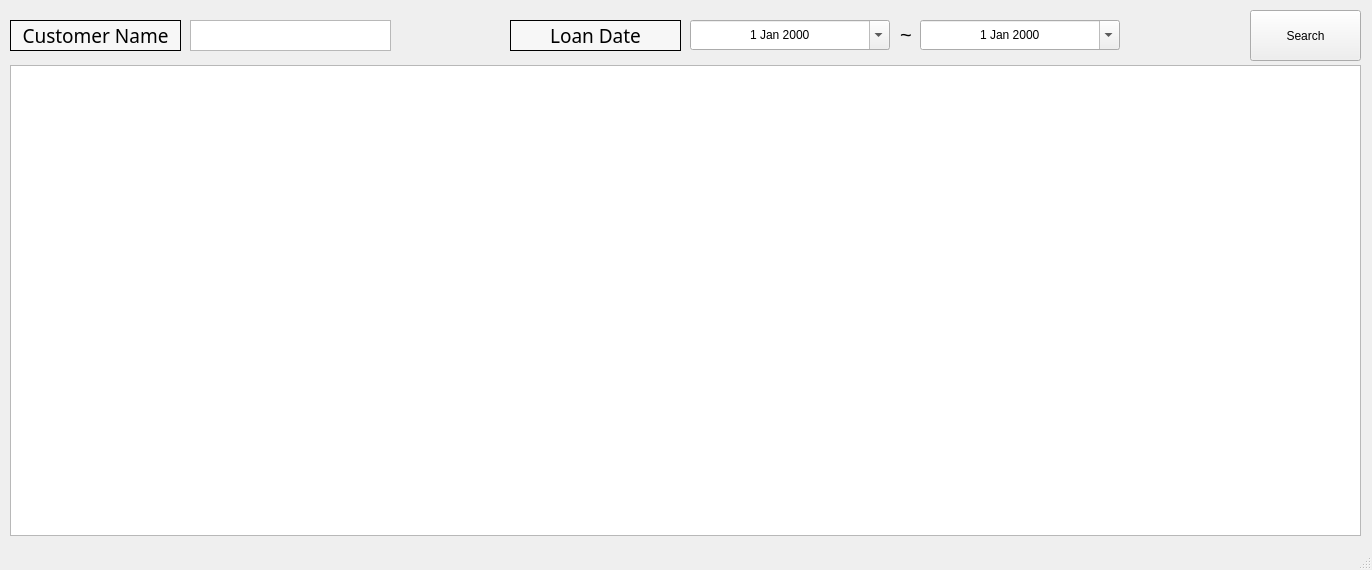
Before: the Qt Designer form app/src/pages/search/loan.ui in DY-Microfinance-Customer-Management/dymf-algorithm, drawn with Qt 5.
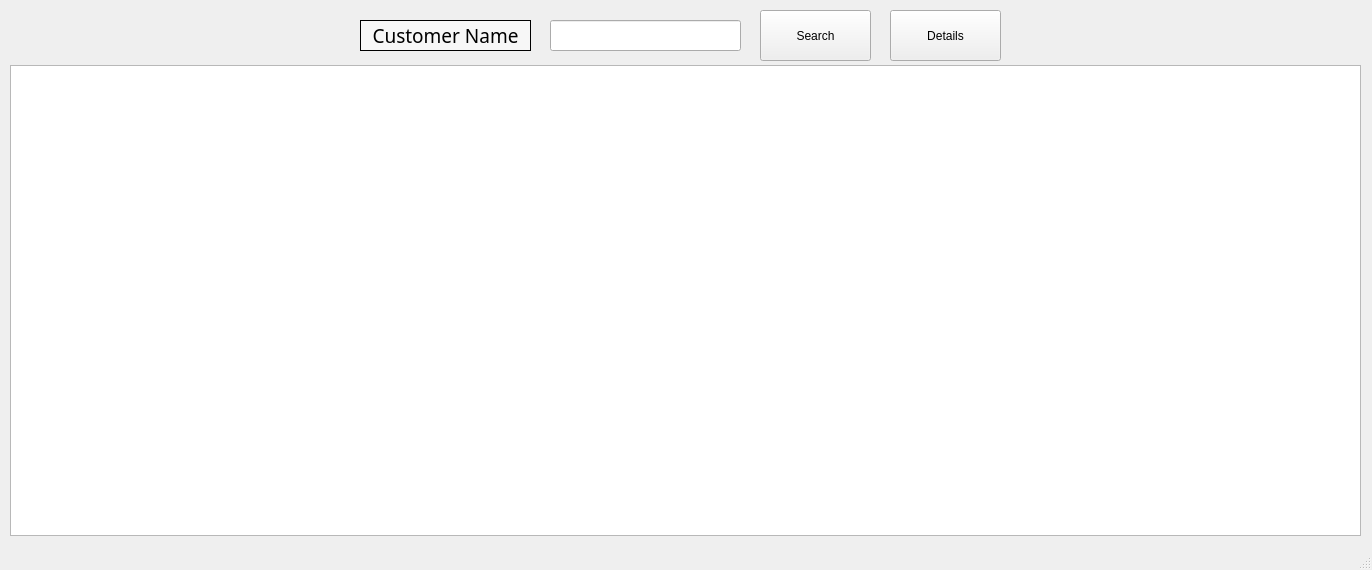
After: the same form once the commit is applied.

What changed in the file:
```diff
--- a/app/src/pages/search/loan.ui
+++ b/app/src/pages/search/loan.ui
@@ -17,7 +17,7 @@
    <widget class="QPushButton" name="SearchButton">
     <property name="geometry">
      <rect>
-      <x>1250</x>
+      <x>760</x>
       <y>10</y>
       <width>111</width>
       <height>51</height>
@@ -27,16 +27,6 @@
      <string>Search</string>
     </property>
    </widget>
-   <widget class="QTextEdit" name="CustomerName">
-    <property name="geometry">
-     <rect>
-      <x>190</x>
-      <y>20</y>
-      <width>201</width>
-      <height>31</height>
-     </rect>
-    </property>
-   </widget>
    <widget class="QTableView" name="loanTable">
     <property name="geometry">
      <rect>
@@ -47,146 +37,10 @@
      </rect>
     </property>
    </widget>
-   <widget class="QDateEdit" name="LastDate">
-    <property name="geometry">
-     <rect>
-      <x>920</x>
-      <y>20</y>
-      <width>200</width>
-      <height>30</height>
-     </rect>
-    </property>
-    <property name="minimumSize">
-     <size>
-      <width>200</width>
-      <height>0</height>
-     </size>
-    </property>
-    <property name="maximumSize">
-     <size>
-      <width>200</width>
-      <height>16777215</height>
-     </size>
-    </property>
-    <property name="mouseTracking">
-     <bool>false</bool>
-    </property>
-    <property name="focusPolicy">
-     <enum>Qt::TabFocus</enum>
-    </property>
-    <property name="autoFillBackground">
-     <bool>false</bool>
-    </property>
-    <property name="locale">
-     <locale language="English" country="UnitedStates"/>
-    </property>
-    <property name="frame">
-     <bool>true</bool>
-    </property>
-    <property name="alignment">
-     <set>Qt::AlignCenter</set>
-    </property>
-    <property name="buttonSymbols">
-     <enum>QAbstractSpinBox::UpDownArrows</enum>
-    </property>
-    <property name="accelerated">
-     <bool>false</bool>
-    </property>
-    <property name="correctionMode">
-     <enum>QAbstractSpinBox::CorrectToPreviousValue</enum>
-    </property>
-    <property name="calendarPopup">
-     <bool>true</bool>
-    </property>
-    <property name="date">
-     <date>
-      <year>2000</year>
-      <month>1</month>
-      <day>1</day>
-     </date>
-    </property>
-   </widget>
-   <widget class="QLabel" name="label_4">
-    <property name="geometry">
-     <rect>
-      <x>900</x>
-      <y>19</y>
-      <width>16</width>
-      <height>31</height>
-     </rect>
-    </property>
-    <property name="font">
-     <font>
-      <pointsize>15</pointsize>
-     </font>
-    </property>
-    <property name="text">
-     <string>~</string>
-    </property>
-   </widget>
-   <widget class="QDateEdit" name="StartDate">
-    <property name="geometry">
-     <rect>
-      <x>690</x>
-      <y>20</y>
-      <width>200</width>
-      <height>30</height>
-     </rect>
-    </property>
-    <property name="minimumSize">
-     <size>
-      <width>200</width>
-      <height>0</height>
-     </size>
-    </property>
-    <property name="maximumSize">
-     <size>
-      <width>200</width>
-      <height>16777215</height>
-     </size>
-    </property>
-    <property name="mouseTracking">
-     <bool>false</bool>
-    </property>
-    <property name="focusPolicy">
-     <enum>Qt::TabFocus</enum>
-    </property>
-    <property name="autoFillBackground">
-     <bool>false</bool>
-    </property>
-    <property name="locale">
-     <locale language="English" country="UnitedStates"/>
-    </property>
-    <property name="frame">
-     <bool>true</bool>
-    </property>
-    <property name="alignment">
-     <set>Qt::AlignCenter</set>
-    </property>
-    <property name="buttonSymbols">
-     <enum>QAbstractSpinBox::UpDownArrows</enum>
-    </property>
-    <property name="accelerated">
-     <bool>false</bool>
-    </property>
-    <property name="correctionMode">
-     <enum>QAbstractSpinBox::CorrectToPreviousValue</enum>
-    </property>
-    <property name="calendarPopup">
-     <bool>true</bool>
-    </property>
-    <property name="date">
-     <date>
-      <year>2000</year>
-      <month>1</month>
-      <day>1</day>
-     </date>
-    </property>
-   </widget>
    <widget class="QLabel" name="label_16">
     <property name="geometry">
      <rect>
-      <x>10</x>
+      <x>360</x>
       <y>20</y>
       <width>171</width>
       <height>31</height>
@@ -211,33 +65,33 @@
      <set>Qt::AlignCenter</set>
     </property>
    </widget>
-   <widget class="QLabel" name="label_17">
+   <widget class="QPushButton" name="detailsButton">
     <property name="geometry">
      <rect>
-      <x>510</x>
+      <x>890</x>
+      <y>10</y>
+      <width>111</width>
+      <height>51</height>
+     </rect>
+    </property>
+    <property name="text">
+     <string>Details</string>
+    </property>
+   </widget>
+   <widget class="QLineEdit" name="CustomerName">
+    <property name="geometry">
+     <rect>
+      <x>550</x>
       <y>20</y>
-      <width>171</width>
+      <width>191</width>
       <height>31</height>
      </rect>
     </property>
     <property name="font">
      <font>
-      <family>Agency FB</family>
-      <pointsize>14</pointsize>
+      <pointsize>12</pointsize>
      </font>
     </property>
-    <property name="styleSheet">
-     <string notr="true">background-color:rgb(247, 247, 247)</string>
-    </property>
-    <property name="frameShape">
-     <enum>QFrame::Box</enum>
-    </property>
-    <property name="text">
-     <string>Loan Date</string>
-    </property>
-    <property name="alignment">
-     <set>Qt::AlignCenter</set>
-    </property>
    </widget>
   </widget>
   <widget class="QStatusBar" name="statusbar"/>
```
